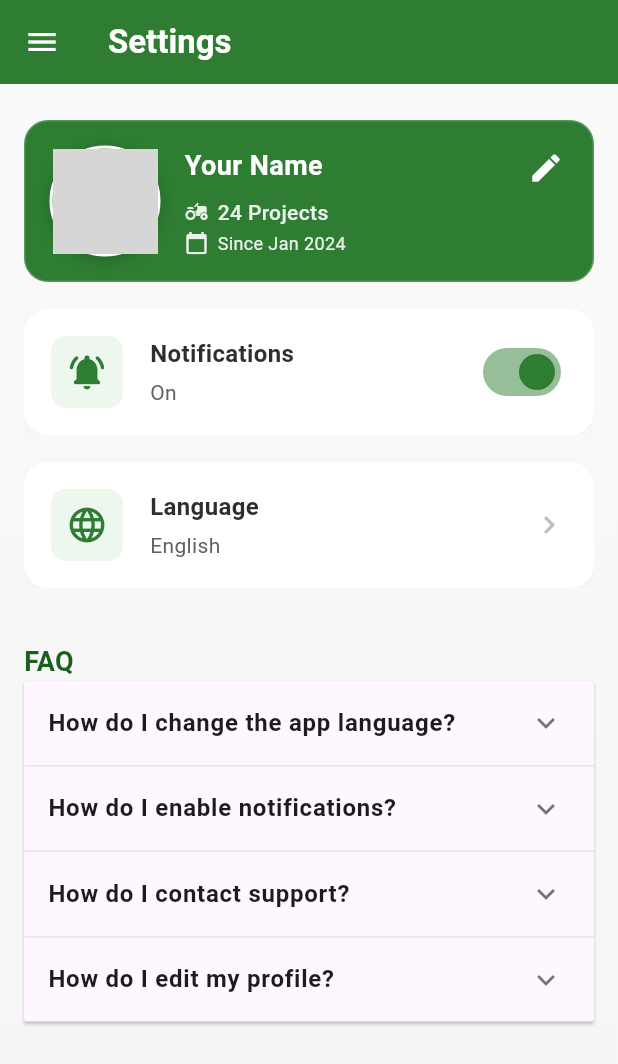
After one commit to yuvakrishnayk/krishi_sakhi, a Flutter app: the SettingsScreen screen opened directly, on a phone screen of 412 x 824 dp. The commit adds this screen. Shown: the top 1064 px of the screen. Run offline on Flutter 3.47's test engine with Material 3 defaults, Android fonts, the phone set to English and light mode, and no system bars; our stand-ins replace image_picker; network calls fail; grey boxes are pictures that could not be loaded.

Commit message:
settingsscreen done

```diff
--- a/lib/components/drawer.dart
+++ b/lib/components/drawer.dart
@@ -5,6 +5,7 @@ import 'package:krishi_sakhi/screens/chatbot_screen.dart';
 import 'package:krishi_sakhi/screens/courses_screen.dart';
 import 'package:krishi_sakhi/screens/forum_screen.dart';
 import 'package:krishi_sakhi/screens/home_screen.dart';
+import 'package:krishi_sakhi/screens/settings_screen.dart';
 
 class CustomDrawer extends StatelessWidget {
   const CustomDrawer({Key? key}) : super(key: key);
@@ -66,7 +67,12 @@ class CustomDrawer extends StatelessWidget {
                     _DrawerItemData(
                       Icons.settings_rounded,
                       l10n.drawerSettings,
-                      () {},
+                      () {
+                                              Navigator.push(
+                        context,
+                        MaterialPageRoute(builder: (context) => SettingsScreen()),
+                      );
+                      },
                     ),
                   ]),
                   // Language switcher section
--- a/lib/l10n/app_localizations.dart
+++ b/lib/l10n/app_localizations.dart
@@ -166,6 +166,21 @@ abstract class AppLocalizations {
   /// In en, this message translates to:
   /// **'Cancel'**
   String get cancel;
+
+  /// No description provided for @settings.
+  /// In en, this message translates to:
+  /// **'Settings'**
+  String get settings;
+
+  /// No description provided for @language.
+  /// In en, this message translates to:
+  /// **'Language'**
+  String get language;
+
+  /// No description provided for @chooseLanguage.
+  /// In en, this message translates to:
+  /// **'Choose Language'**
+  String get chooseLanguage;
 }
 
 class _AppLocalizationsDelegate extends LocalizationsDelegate<AppLocalizations> {
--- a/lib/l10n/app_localizations_en.dart
+++ b/lib/l10n/app_localizations_en.dart
@@ -45,4 +45,13 @@ class AppLocalizationsEn extends AppLocalizations {
 
   @override
   String get cancel => 'Cancel';
+
+  @override
+  String get settings => 'Settings';
+
+  @override
+  String get language => 'Language';
+
+  @override
+  String get chooseLanguage => 'Choose Language';
 }
--- a/lib/l10n/app_localizations_ml.dart
+++ b/lib/l10n/app_localizations_ml.dart
@@ -45,4 +45,13 @@ class AppLocalizationsMl extends AppLocalizations {
 
   @override
   String get cancel => 'റദ്ദാക്കുക';
+
+  @override
+  String get settings => 'ക്രമീകരണങ്ങൾ';
+
+  @override
+  String get language => 'ഭാഷ';
+
+  @override
+  String get chooseLanguage => 'ഭാഷ തിരഞ്ഞെടുക്കുക';
 }
--- /dev/null
+++ b/lib/screens/settings_screen.dart
@@ -0,0 +1,454 @@
+import 'package:flutter/material.dart';
+import 'package:image_picker/image_picker.dart';
+import 'dart:io';
+import 'package:krishi_sakhi/components/drawer.dart';
+import 'package:krishi_sakhi/l10n/app_localizations.dart';
+import 'package:krishi_sakhi/main.dart';
+
+class SettingsScreen extends StatefulWidget {
+  const SettingsScreen({super.key});
+
+  @override
+  State<SettingsScreen> createState() => _SettingsScreenState();
+}
+
+class _SettingsScreenState extends State<SettingsScreen> {
+  bool _notificationsEnabled = true;
+  List<bool> _faqExpanded = [false, false, false, false];
+
+  String _userName = 'Your Name';
+  File? _profileImageFile;
+  String _profilePicUrl =
+      'https://static.vecteezy.com/system/resources/previews/022/395/514/non_2x/a-beautiful-smiling-young-male-farmer-in-front-of-a-farm-background-ai-generated-photo.jpeg';
+
+  @override
+  Widget build(BuildContext context) {
+    final loc = AppLocalizations.of(context)!;
+    return Scaffold(
+      drawer: const CustomDrawer(),
+      backgroundColor: const Color(0xFFF8F9FA),
+      appBar: AppBar(
+        backgroundColor: const Color(0xFF2E7D32),
+        title: Text(
+          loc.settings,
+          style: const TextStyle(color: Colors.white, fontWeight: FontWeight.bold),
+        ),
+        leading: Builder(
+          builder: (context) => IconButton(
+            icon: const Icon(Icons.menu, color: Colors.white),
+            onPressed: () => Scaffold.of(context).openDrawer(),
+            tooltip: 'Open navigation menu',
+          ),
+        ),
+        elevation: 0,
+      ),
+      body: Container(
+        decoration: BoxDecoration(
+          gradient: LinearGradient(
+            colors: [Colors.grey.shade50, Colors.grey.shade100],
+            begin: Alignment.topCenter,
+            end: Alignment.bottomCenter,
+          ),
+        ),
+        child: ListView(
+          padding: const EdgeInsets.symmetric(horizontal: 16, vertical: 24),
+          children: [
+            // Profile Section with Edit
+            Padding(
+              padding: const EdgeInsets.only(bottom: 18),
+              child: Stack(
+                children: [
+                  _buildProfileContainer(context),
+                  Positioned(
+                    top: 8,
+                    right: 8,
+                    child: IconButton(
+                      icon: const Icon(Icons.edit, color: Colors.white),
+                      tooltip: 'Edit Profile',
+                      onPressed: () => _showEditProfileDialog(context),
+                    ),
+                  ),
+                ],
+              ),
+            ),
+            // Notification Toggle
+            _buildSettingCard(
+              context,
+              icon: Icons.notifications_active_rounded,
+              title: 'Notifications',
+              subtitle: _notificationsEnabled ? 'On' : 'Off',
+              trailing: Switch(
+                value: _notificationsEnabled,
+                activeColor: const Color(0xFF2E7D32),
+                onChanged: (val) {
+                  setState(() => _notificationsEnabled = val);
+                },
+              ),
+              onTap: () => setState(() => _notificationsEnabled = !_notificationsEnabled),
+            ),
+            // Language Option
+            _buildSettingCard(
+              context,
+              icon: Icons.language,
+              title: loc.language,
+              subtitle: _getCurrentLanguage(context),
+              onTap: () => _showLanguageDialog(context),
+            ),
+            // FAQ Section
+            Padding(
+              padding: const EdgeInsets.only(top: 18),
+              child: Text(
+                'FAQ',
+                style: TextStyle(
+                  fontSize: 18,
+                  fontWeight: FontWeight.bold,
+                  color: Colors.green[900],
+                ),
+              ),
+            ),
+            _buildFaqDropdown(),
+          ],
+        ),
+      ),
+    );
+  }
+
+  Widget _buildProfileContainer(BuildContext context) {
+    return Container(
+      decoration: BoxDecoration(
+        color: const Color(0xFF2E7D32),
+        borderRadius: BorderRadius.circular(16),
+        border: Border.all(color: Colors.white.withOpacity(0.2)),
+      ),
+      padding: const EdgeInsets.all(16),
+      child: Row(
+        children: [
+          // Left side - Photo
+          Container(
+            decoration: BoxDecoration(
+              shape: BoxShape.circle,
+              border: Border.all(color: Colors.white, width: 2),
+              boxShadow: [
+                BoxShadow(
+                  color: Colors.black.withOpacity(0.2),
+                  blurRadius: 8,
+                  offset: const Offset(0, 2),
+                ),
+              ],
+            ),
+            child: CircleAvatar(
+              backgroundColor: Colors.white,
+              radius: 35,
+              backgroundImage: _profileImageFile != null
+                  ? FileImage(_profileImageFile!)
+                  : NetworkImage(_profilePicUrl) as ImageProvider,
+              child: Container(
+                decoration: BoxDecoration(
+                  shape: BoxShape.circle,
+                  border: Border.all(
+                    color: const Color(0xFF4CAF50).withOpacity(0.3),
+                    width: 1,
+                  ),
+                ),
+              ),
+            ),
+          ),
+          const SizedBox(width: 16),
+          // Right side - User info
+          Expanded(
+            child: Column(
+              crossAxisAlignment: CrossAxisAlignment.start,
+              mainAxisAlignment: MainAxisAlignment.center,
+              children: [
+                Text(
+                  _userName,
+                  style: const TextStyle(
+                    color: Colors.white,
+                    fontSize: 18,
+                    fontWeight: FontWeight.bold,
+                    letterSpacing: 0.3,
+                  ),
+                  maxLines: 1,
+                  overflow: TextOverflow.ellipsis,
+                ),
+                const SizedBox(height: 8),
+                Row(
+                  children: [
+                    Icon(Icons.agriculture, color: Colors.white.withOpacity(0.9), size: 16),
+                    const SizedBox(width: 6),
+                    Flexible(
+                      child: Text(
+                        '24 Projects',
+                        maxLines: 2,
+                        overflow: TextOverflow.ellipsis,
+                        style: TextStyle(
+                          color: Colors.white.withOpacity(0.9),
+                          fontSize: 14,
+                          fontWeight: FontWeight.w500,
+                        ),
+                      ),
+                    ),
+                  ],
+                ),
+                const SizedBox(height: 2),
+                Row(
+                  children: [
+                    Icon(Icons.calendar_today, color: Colors.white.withOpacity(0.9), size: 16),
+                    const SizedBox(width: 6),
+                    Text(
+                      'Since Jan 2024',
+                      style: TextStyle(
+                        color: Colors.white.withOpacity(0.9),
+                        fontSize: 12,
+                        fontWeight: FontWeight.w400,
+                      ),
+                    ),
+                  ],
+                ),
+              ],
+            ),
+          ),
+        ],
+      ),
+    );
+  }
+
+  void _showEditProfileDialog(BuildContext context) async {
+    final nameController = TextEditingController(text: _userName);
+
+    showDialog(
+      context: context,
+      builder: (context) => AlertDialog(
+        shape: RoundedRectangleBorder(borderRadius: BorderRadius.circular(16)),
+        title: const Text('Edit Profile'),
+        content: Column(
+          mainAxisSize: MainAxisSize.min,
+          children: [
+            GestureDetector(
+              onTap: () async {
+                final picker = ImagePicker();
+                final pickedFile = await picker.pickImage(source: ImageSource.gallery);
+                if (pickedFile != null) {
+                  setState(() {
+                    _profileImageFile = File(pickedFile.path);
+                  });
+                  Navigator.of(context).pop();
+                  _showEditProfileDialog(context); // reopen dialog to show new image
+                }
+              },
+              child: CircleAvatar(
+                radius: 35,
+                backgroundImage: _profileImageFile != null
+                    ? FileImage(_profileImageFile!)
+                    : NetworkImage(_profilePicUrl) as ImageProvider,
+                child: Container(
+                  alignment: Alignment.bottomRight,
+                  child: const Icon(Icons.camera_alt, color: Colors.white),
+                ),
+              ),
+            ),
+            const SizedBox(height: 12),
+            TextField(
+              controller: nameController,
+              decoration: const InputDecoration(labelText: 'Name'),
+            ),
+          ],
+        ),
+        actions: [
+          TextButton(
+            onPressed: () => Navigator.pop(context),
+            child: const Text('Cancel'),
+          ),
+          ElevatedButton(
+            onPressed: () {
+              setState(() {
+                _userName = nameController.text;
+              });
+              Navigator.pop(context);
+            },
+            child: const Text('Save'),
+          ),
+        ],
+      ),
+    );
+  }
+
+  Widget _buildSettingCard(
+    BuildContext context, {
+    required IconData icon,
+    required String title,
+    required String subtitle,
+    Widget? trailing,
+    required VoidCallback onTap,
+  }) {
+    return Container(
+      margin: const EdgeInsets.only(bottom: 18),
+      child: Material(
+        color: Colors.transparent,
+        child: InkWell(
+          onTap: onTap,
+          borderRadius: BorderRadius.circular(16),
+          child: Ink(
+            decoration: BoxDecoration(
+              color: Colors.white,
+              borderRadius: BorderRadius.circular(16),
+              boxShadow: [
+                BoxShadow(
+                  color: Colors.green.shade100.withOpacity(0.2),
+                  blurRadius: 8,
+                  offset: const Offset(0, 2),
+                ),
+              ],
+            ),
+            child: Padding(
+              padding: const EdgeInsets.symmetric(horizontal: 18, vertical: 18),
+              child: Row(
+                children: [
+                  Container(
+                    padding: const EdgeInsets.all(10),
+                    decoration: BoxDecoration(
+                      color: const Color(0xFF4CAF50).withOpacity(0.1),
+                      borderRadius: BorderRadius.circular(10),
+                    ),
+                    child: Icon(icon, color: const Color(0xFF2E7D32), size: 28),
+                  ),
+                  const SizedBox(width: 18),
+                  Expanded(
+                    child: Column(
+                      crossAxisAlignment: CrossAxisAlignment.start,
+                      children: [
+                        Text(
+                          title,
+                          style: const TextStyle(
+                            fontSize: 16,
+                            fontWeight: FontWeight.w600,
+                            color: Color(0xFF2E2E2E),
+                          ),
+                        ),
+                        const SizedBox(height: 4),
+                        Text(
+                          subtitle,
+                          style: TextStyle(
+                            fontSize: 14,
+                            color: Colors.grey[700],
+                          ),
+                        ),
+                      ],
+                    ),
+                  ),
+                  if (trailing != null) trailing,
+                  if (trailing == null)
+                    Icon(Icons.chevron_right_rounded, color: Colors.grey[400], size: 24),
+                ],
+              ),
+            ),
+          ),
+        ),
+      ),
+    );
+  }
+
+  Widget _buildFaqDropdown() {
+    final faqList = [
+      {
+        'question': 'How do I change the app language?',
+        'answer': 'Tap on the Language option in Settings. Select English or Malayalam. The app will update to your chosen language instantly.',
+      },
+      {
+        'question': 'How do I enable notifications?',
+        'answer': 'Go to Settings and use the Notifications switch to turn notifications on or off. You will receive updates based on your preference.',
+      },
+      {
+        'question': 'How do I contact support?',
+        'answer': 'You can contact support by visiting the Forum section for community help or using the Chatbot for instant assistance.',
+      },
+      {
+        'question': 'How do I edit my profile?',
+        'answer': 'Go to Settings and tap the edit icon on your profile. You can change your name and profile picture.',
+      },
+    ];
+
+    // Ensure _faqExpanded matches faqList length
+    if (_faqExpanded.length != faqList.length) {
+      _faqExpanded = List<bool>.filled(faqList.length, false);
+    }
+
+    return ExpansionPanelList(
+      expansionCallback: (int index, bool isExpanded) {
+        setState(() {
+          _faqExpanded[index] = !isExpanded;
+        });
+      },
+      children: faqList.asMap().entries.map((entry) {
+        int idx = entry.key;
+        var faq = entry.value;
+        return ExpansionPanel(
+          headerBuilder: (context, isExpanded) {
+            return ListTile(
+              title: Text(
+                faq['question']!,
+                style: const TextStyle(fontWeight: FontWeight.w600),
+              ),
+            );
+          },
+          body: ListTile(
+            title: Text(faq['answer']!),
+          ),
+          isExpanded: _faqExpanded[idx],
+        );
+      }).toList(),
+      elevation: 1,
+      dividerColor: Colors.grey[300],
+      expandedHeaderPadding: const EdgeInsets.symmetric(vertical: 4),
+    );
+  }
+
+  String _getCurrentLanguage(BuildContext context) {
+    final locale = Localizations.localeOf(context);
+    switch (locale.languageCode) {
+      case 'ml':
+        return 'മലയാളം';
+      case 'en':
+      default:
+        return 'English';
+    }
+  }
+
+  void _showLanguageDialog(BuildContext context) {
+    showDialog(
+      context: context,
+      builder: (context) => AlertDialog(
+        shape: RoundedRectangleBorder(borderRadius: BorderRadius.circular(16)),
+        title: Text(
+          AppLocalizations.of(context)!.chooseLanguage,
+          style: const TextStyle(fontWeight: FontWeight.w600),
+        ),
+        content: Column(
+          mainAxisSize: MainAxisSize.min,
+          children: [
+            RadioListTile<Locale>(
+              value: const Locale('en'),
+              groupValue: Localizations.localeOf(context),
+              title: const Text('English'),
+              activeColor: const Color(0xFF388E3C),
+              onChanged: (locale) {
+                MyApp.of(context)?.changeLocale(locale!);
+                Navigator.pop(context);
+              },
+            ),
+            RadioListTile<Locale>(
+              value: const Locale('ml'),
+              groupValue: Localizations.localeOf(context),
+              title: const Text('മലയാളം'),
+              activeColor: const Color(0xFF388E3C),
+              onChanged: (locale) {
+                MyApp.of(context)?.changeLocale(locale!);
+                Navigator.pop(context);
+              },
+            ),
+          ],
+        ),
+      ),
+    );
+  }
+}
--- a/pubspec.yaml
+++ b/pubspec.yaml
@@ -28,6 +28,8 @@ environment:
 # the latest version available on pub.dev. To see which dependencies have newer
 # versions available, run `flutter pub outdated`.
 dependencies:
+  provider: ^6.0.0
+  image_picker: ^1.0.0
   cupertino_icons: ^1.0.8
   flutter:
     sdk: flutter
```
Also changed, not shown: pubspec.lock, 5 other files.
